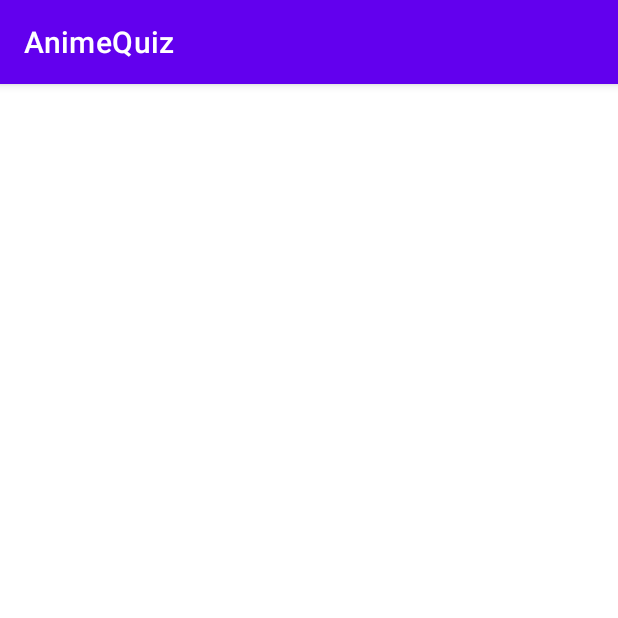
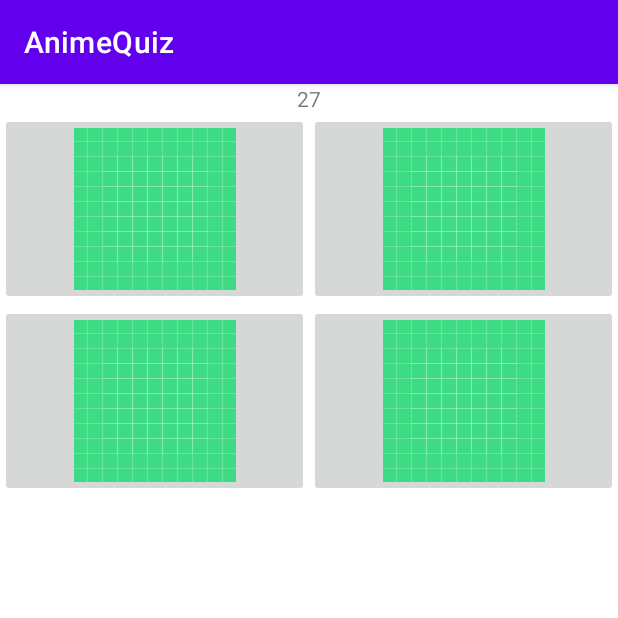
Before and after one commit to AlK3/AnimeQuiz, an Android app: the screen it shows after launch (MainActivity), after a tap on "ПО ОПЕНИНГУ", on a phone screen of 412 x 824 dp, the top half of it. Run offline under Robolectric (Android 15) with nearby library versions, the phone set to English and light mode, and no system bars.

Commit message:
New commit!

```diff
--- /dev/null
+++ b/AnimeQuiz/app/src/main/java/aik3/game/animequiz/QuizData.java
@@ -0,0 +1,55 @@
+package aik3.game.animequiz;
+
+import android.net.Uri;
+
+public final class QuizData {
+
+    private Title[] titles = {
+            new Title(0, 0, "", "android.resource://aik3.game.animequiz/raw/file_example", ""),
+            new Title(0, 0, "", "", ""),
+            new Title(0, 0, "", "", "")
+    };
+
+
+    private int index = 0;
+    private final int max = titles.length -1;
+
+    Title getCurrent() {
+        return titles[index];
+    }
+
+    static class Title {
+
+        private int id, image;
+        private String title, opening,description;
+
+        Title(int id, int image, String title, String opening,String description) {
+            this.id = id;
+            this.image = image;
+            this.title = title;
+            this.description = description;
+            this.opening = opening;
+        }
+
+        public int getId() {
+            return id;
+        }
+
+        public String getTitle() {
+            return title;
+        }
+
+        public String getDescription() {
+            return description;
+        }
+
+        public String getOpening() {
+            return opening;
+        }
+
+        public int getImage() {
+            return image;
+        }
+    }
+
+}
--- a/AnimeQuiz/app/src/main/java/aik3/game/animequiz/QuizFragment.java
+++ b/AnimeQuiz/app/src/main/java/aik3/game/animequiz/QuizFragment.java
@@ -1,23 +1,73 @@
 package aik3.game.animequiz;
 
+import android.media.AudioManager;
+import android.media.MediaPlayer;
+import android.media.SoundPool;
+import android.net.Uri;
 import android.os.Bundle;
+import android.os.Handler;
+import android.os.Looper;
+import android.os.Message;
+import android.text.TextUtils;
 import android.util.Log;
 import android.view.LayoutInflater;
 import android.view.View;
 import android.view.ViewGroup;
+import android.widget.TextView;
+import android.widget.Toast;
 
 import androidx.annotation.NonNull;
 import androidx.annotation.Nullable;
 import androidx.fragment.app.Fragment;
 
+import java.util.Timer;
+import java.util.TimerTask;
+import java.util.concurrent.TimeUnit;
+
 public class QuizFragment extends Fragment {
+
+    private MediaPlayer player;
+    private volatile int time;
 
     @Nullable
     @Override
     public View onCreateView(@NonNull LayoutInflater inflater, @Nullable ViewGroup container, @Nullable Bundle savedInstanceState) {
         View view = inflater.inflate(R.layout.fragment_quiz, container, false);
-        Log.d("TEST", getArguments().getString("byType"));
+        TextView text = view.findViewById(R.id.textView);
+        time = 30;
+        Timer timer = new Timer();
+        timer.schedule(
+                new TimerTask() {
+
+                    @Override
+                    public void run() {
+                        if (time > 0) {
+                            time--;
+                            getActivity().runOnUiThread(() -> {
+                                text.setText(String.valueOf(time));
+                            });
+                        } else {
+                            getActivity().runOnUiThread(() -> {
+                                player.stop();
+                                Toast.makeText(getContext(), "", Toast.LENGTH_LONG).show();
+                            });
+                            cancel();
+                        }
+                    }
+                }, 0, 1000);
+
+        if (TextUtils.equals("Opening", getArguments().getString("byType"))) {
+            player = MediaPlayer.create(getContext(), Uri.parse(new QuizData().getCurrent().getOpening()));
+            player.start();
+        }
         return view;
     }
 
+
+
+    @Override
+    public void onPause() {
+        super.onPause();
+        player.stop();
+    }
 }
--- a/AnimeQuiz/app/src/main/res/layout/fragment_quiz.xml
+++ b/AnimeQuiz/app/src/main/res/layout/fragment_quiz.xml
@@ -1,6 +1,60 @@
 <?xml version="1.0" encoding="utf-8"?>
-<androidx.constraintlayout.widget.ConstraintLayout
-    xmlns:android="http://schemas.android.com/apk/res/android" android:layout_width="match_parent"
+<LinearLayout
+    xmlns:android="http://schemas.android.com/apk/res/android"
+    xmlns:app="http://schemas.android.com/apk/res-auto"
+    xmlns:tools="http://schemas.android.com/tools"
+    android:orientation="vertical"
+    android:layout_width="match_parent"
     android:layout_height="match_parent">
 
-</androidx.constraintlayout.widget.ConstraintLayout>
+    <TextView
+        android:id="@+id/textView"
+        android:layout_width="match_parent"
+        android:layout_height="wrap_content"
+        android:gravity="center"
+        android:text="TextView"
+        app:layout_constraintBottom_toBottomOf="parent"
+        app:layout_constraintEnd_toEndOf="parent"
+        app:layout_constraintStart_toStartOf="parent"
+        app:layout_constraintTop_toTopOf="parent" />
+
+    <LinearLayout
+        android:layout_width="match_parent"
+        android:layout_height="wrap_content"
+        android:orientation="horizontal">
+
+        <ImageButton
+            android:id="@+id/imageButton"
+            android:layout_width="wrap_content"
+            android:layout_height="wrap_content"
+            android:layout_weight="1"
+            app:srcCompat="@drawable/ic_launcher_background" />
+
+        <ImageButton
+            android:id="@+id/imageButton2"
+            android:layout_width="wrap_content"
+            android:layout_height="wrap_content"
+            android:layout_weight="1"
+            app:srcCompat="@drawable/ic_launcher_background" />
+    </LinearLayout>
+
+    <LinearLayout
+        android:layout_width="match_parent"
+        android:layout_height="wrap_content"
+        android:orientation="horizontal">
+
+        <ImageButton
+            android:id="@+id/imageButton3"
+            android:layout_width="wrap_content"
+            android:layout_height="wrap_content"
+            android:layout_weight="1"
+            app:srcCompat="@drawable/ic_launcher_background" />
+
+        <ImageButton
+            android:id="@+id/imageButton4"
+            android:layout_width="wrap_content"
+            android:layout_height="wrap_content"
+            android:layout_weight="1"
+            app:srcCompat="@drawable/ic_launcher_background" />
+    </LinearLayout>
+</LinearLayout>
```
Also changed, not shown: 62 other files.
